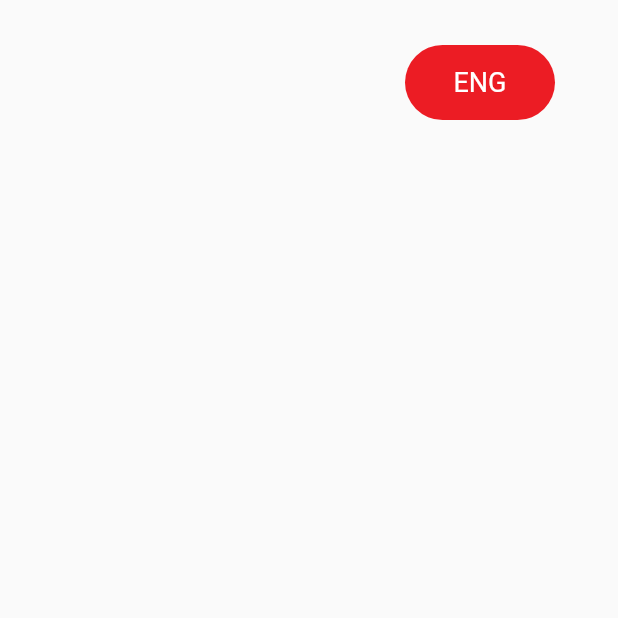
After one commit to Taiyob/Flutter, a Flutter app: the RegisterScreen screen opened directly, on a phone screen of 412 x 824 dp, the top half of it. The commit adds this screen. Run offline on Flutter 3.47's test engine with Material 2 defaults, Android fonts, the phone set to English and light mode, and no system bars; our stand-ins replace animated_text_kit, curved_navigation_bar, font_awesome_flutter, math_expressions, pin_code_fields, shared_preferences; accounts and stored records are empty.

Commit message:
Start nagad layouts

```diff
--- a/lib/custom_button.dart
+++ b/lib/custom_button.dart
@@ -5,6 +5,7 @@ import 'package:flutter/material.dart';
 void main(){
   runApp(CustomButton());
 }
+
 class CustomButton extends StatelessWidget {
   const CustomButton({Key? key}) : super(key: key);
 
--- a/lib/designPage.dart
+++ b/lib/designPage.dart
@@ -1,6 +1,11 @@
 import 'package:flutter/material.dart';
 import 'package:flutter_basics/travelinfo.dart';
 import 'package:flutter_basics/widgets/most_popular.dart';
+
+
+void main(){
+  runApp(MaterialApp(home: DesignPage(),));
+}
 
 class DesignPage extends StatefulWidget {
   const DesignPage({Key? key}) : super(key: key);
--- /dev/null
+++ b/lib/ecommerce_UI/main_ui.dart
@@ -0,0 +1,27 @@
+import 'package:flutter/material.dart';
+import 'package:flutter_basics/ecommerce_UI/Nagad_Home.dart';
+
+void main(){
+  runApp(MainUi());
+}
+
+class MainUi extends StatefulWidget {
+  const MainUi({Key? key}) : super(key: key);
+
+  @override
+  State<MainUi> createState() => _MainUiState();
+}
+
+class _MainUiState extends State<MainUi> {
+  @override
+  Widget build(BuildContext context) {
+    return MaterialApp(
+      debugShowCheckedModeBanner: false,
+      title: 'Nagad',
+      theme: ThemeData(
+        primarySwatch: Colors.orange,
+      ),
+      home: HomeNagad(),
+    );
+  }
+}
--- /dev/null
+++ b/lib/ecommerce_UI/register_first.dart
@@ -0,0 +1,63 @@
+import 'package:flutter/material.dart';
+
+void main() {
+  runApp(RegisterScreenOne());
+}
+
+class RegisterScreenOne extends StatefulWidget {
+  const RegisterScreenOne({Key? key}) : super(key: key);
+
+  @override
+  State<RegisterScreenOne> createState() => _RegisterScreenOneState();
+}
+
+class _RegisterScreenOneState extends State<RegisterScreenOne> {
+  @override
+  Widget build(BuildContext context) {
+    return MaterialApp(
+      debugShowCheckedModeBanner: false,
+      title: 'Nagad',
+      theme: ThemeData(
+        primarySwatch: Colors.orange,
+      ),
+      home: RegisterScreen(),
+    );
+  }
+}
+
+class RegisterScreen extends StatefulWidget {
+  const RegisterScreen({Key? key}) : super(key: key);
+
+  @override
+  State<RegisterScreen> createState() => _RegisterScreenState();
+}
+class _RegisterScreenState extends State<RegisterScreen> {
+  @override
+  Widget build(BuildContext context) {
+    return SafeArea(
+      child: Scaffold(
+        body: Column(
+          children: [
+            Container(
+              margin: EdgeInsets.only(left: 270, top: 30),
+              height: 50,
+              width: 100,
+              decoration: BoxDecoration(
+                borderRadius: BorderRadius.all(Radius.circular(50)),
+                color: Color(0xffEC1C24),
+              ),
+              child: Center(
+                  child: Text(
+                'ENG',
+                style: TextStyle(color: Colors.white, fontSize: 18),
+              )),
+            ),
+            Column(
+              children: [],
+            ),
+          ],
+        ),
+      ),
+    );
+  }
+}
--- a/lib/widgets/rounded_btn.dart
+++ b/lib/widgets/rounded_btn.dart
@@ -1,4 +1,3 @@
-import 'package:flutter/cupertino.dart';
 import 'package:flutter/material.dart';
 
 class RoundedButton extends StatelessWidget{
```
Also changed, not shown: lib/ecommerce_UI/Nagad_Home.dart (added, +48 -0 lines), assets/images/splashimg .png (added).
